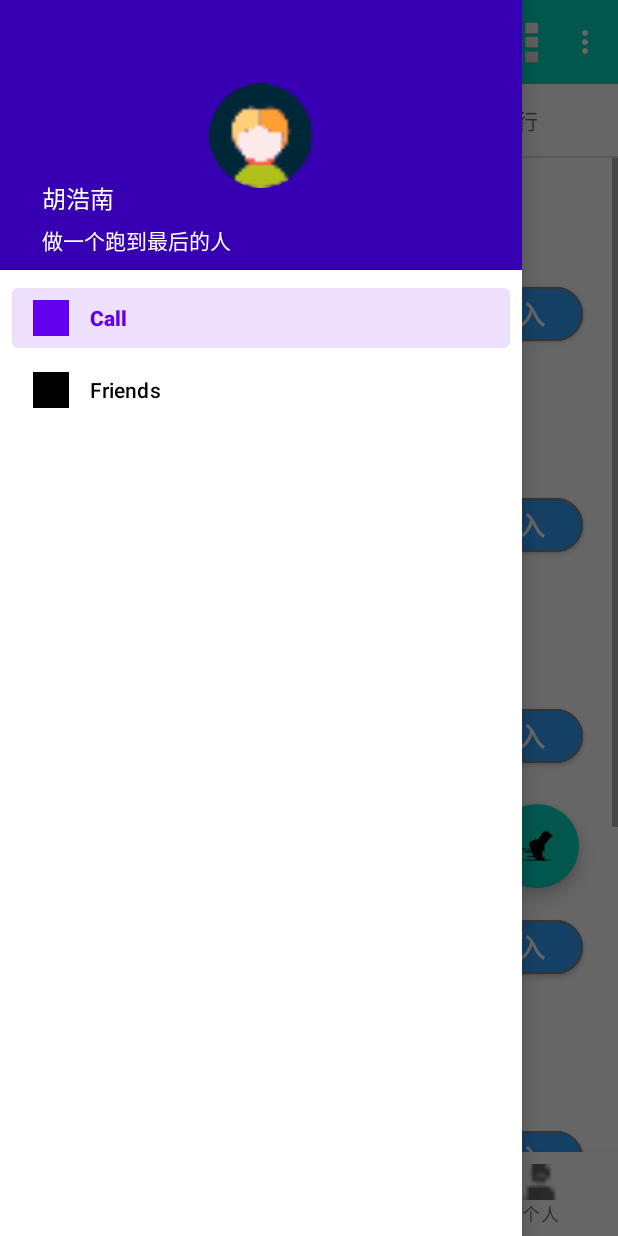
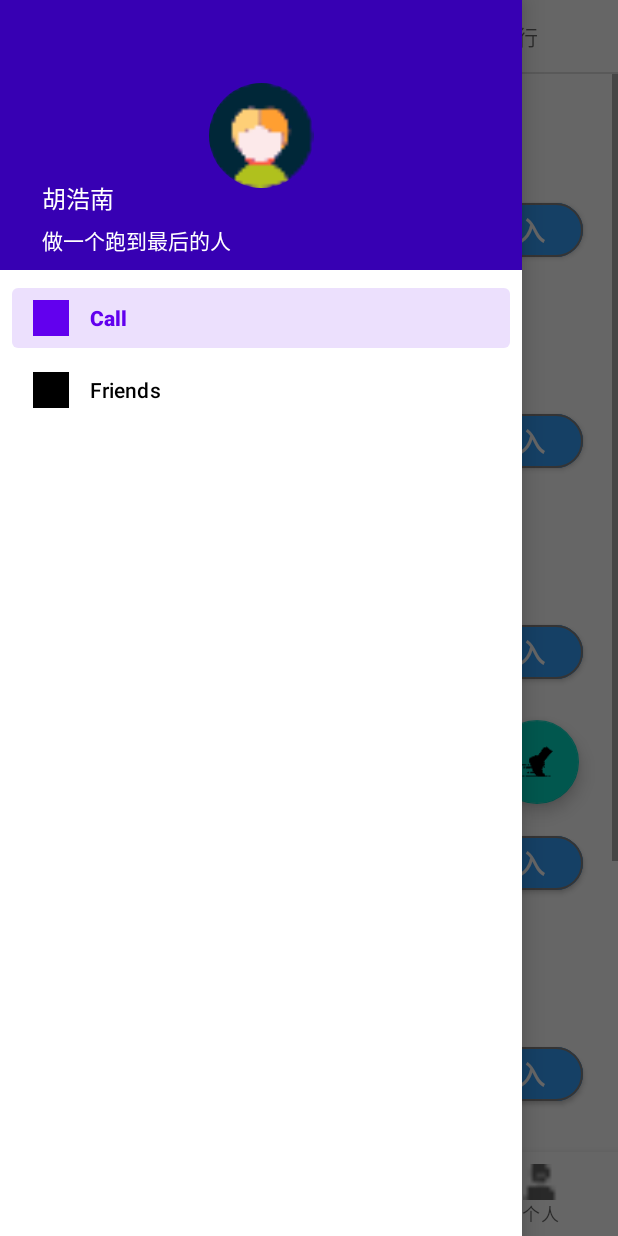
Before and after one commit to 424143521/SportsCampus, an Android app: the MainActivity screen opened directly, with no data from a screen before it, with the side drawer open, on a phone screen of 412 x 824 dp. Run offline under Robolectric (Android 15) with nearby library versions, the light colour scheme and no system bars; our stand-ins replace CircleImageView, data binding, navigation-ui.

Commit message:
无顶部标题栏

```diff
--- a/app/src/main/AndroidManifest.xml
+++ b/app/src/main/AndroidManifest.xml
@@ -21,9 +21,9 @@
         android:fullBackupContent="@xml/backup_rules"
         android:icon="@mipmap/ic_launcher"
         android:label="@string/app_name"
+        android:theme="@style/MyNotActionBar"
         android:roundIcon="@mipmap/ic_launcher_round"
         android:supportsRtl="true"
-        android:theme="@style/Theme.SportsCampus"
         tools:targetApi="31">
         <!--   百度地图key秘钥百度迷药     -->
        <meta-data android:name="com.baidu.lbsapi.API_KEY"
@@ -32,7 +32,9 @@
        </meta-data>
         <activity
             android:name="com.huhaonan.sporscampus.Splash"
-            android:exported="true">
+            android:exported="true"
+
+           >
             <intent-filter>
                 <action android:name="android.intent.action.MAIN" />
 
--- a/app/src/main/java/com/huhaonan/sporscampus/Splash.kt
+++ b/app/src/main/java/com/huhaonan/sporscampus/Splash.kt
@@ -8,6 +8,8 @@ import com.huhaonan.sporscampus.ui.LoginActivity
 import com.huhaonan.sportscampus.R
 import java.util.*
 
+
+//程序加载页
 class Splash : AppCompatActivity() {
     override fun onCreate(@Nullable savedInstanceState: Bundle?) {
         super.onCreate(savedInstanceState)
@@ -15,7 +17,7 @@ class Splash : AppCompatActivity() {
 
         //延时操作
         val timer = Timer()
-        timer.schedule(timetast, 2000)
+        timer.schedule(timetast, 0)
     }
 
     var timetast: TimerTask = object : TimerTask() {
--- a/app/src/main/java/com/huhaonan/sporscampus/ui/LoginActivity.kt
+++ b/app/src/main/java/com/huhaonan/sporscampus/ui/LoginActivity.kt
@@ -37,7 +37,7 @@ class LoginActivity : AppCompatActivity() {
 //            Toast.makeText(this,"${user.isFailure}",Toast.LENGTH_SHORT).show()
         })*/
 
-
+        //监听登录按钮
         binding.loginBtnLogin.setOnClickListener {
 
             var account = binding.loginEditAccount.text.trim().toString()
@@ -53,6 +53,7 @@ class LoginActivity : AppCompatActivity() {
 
         }
 
+        //点击注册按钮
        binding.loginBtnRegister.setOnClickListener {
             val intent = Intent(this, RegistActivity::class.java)
             startActivity(intent)
--- a/app/src/main/java/com/huhaonan/sporscampus/ui/MainActivity.kt
+++ b/app/src/main/java/com/huhaonan/sporscampus/ui/MainActivity.kt
@@ -27,17 +27,17 @@ lateinit var binding: ActivityMainBinding
             R.layout.activity_main
         )
 
-      setSupportActionBar(binding.dynamicToolbar)
+//      setSupportActionBar(binding.dynamicToolbar)
   /*      binding.dynamicToolbar.apply {
 
             inflateMenu(R.menu.message_toolbar);
         }*/
-        supportActionBar?.let {
+     /*   supportActionBar?.let {
             //显示导航按钮
             it.setDisplayHomeAsUpEnabled(true)
 //            设置导航图标
             it.setHomeAsUpIndicator(R.drawable.person_icon)
-        }
+        }*/
 
         binding.navView.apply {
             //默认选中
@@ -75,7 +75,7 @@ lateinit var binding: ActivityMainBinding
 
     }
 
-    override fun onCreateOptionsMenu(menu: Menu?): Boolean {
+   /* override fun onCreateOptionsMenu(menu: Menu?): Boolean {
         menuInflater.inflate(R.menu.message_toolbar,menu)
         return true
     }
@@ -91,7 +91,7 @@ lateinit var binding: ActivityMainBinding
 
         }
         return true
-    }
+    }*/
 
 
 }
--- a/app/src/main/res/layout/activity_main.xml
+++ b/app/src/main/res/layout/activity_main.xml
@@ -15,20 +15,13 @@
     <LinearLayout
         android:layout_width="match_parent"
         android:layout_height="match_parent"
-        android:orientation="vertical"
-        tools:context="com.huhaonan.sporscampus.ui.MainActivity">
+        android:orientation="vertical">
 
 
-        <androidx.appcompat.widget.Toolbar
-            android:layout_width="match_parent"
-            android:layout_height="wrap_content"
-            android:id="@+id/dynamic_toolbar"
-            android:background="@color/teal_200"
-            android:theme="@style/ThemeOverlay.AppCompat.Dark.ActionBar"
-            app:popupTheme="@style/ThemeOverlay.AppCompat.Light" />
 
 
-<androidx.coordinatorlayout.widget.CoordinatorLayout
+
+    <androidx.coordinatorlayout.widget.CoordinatorLayout
     android:layout_width="match_parent"
     android:layout_height="0dp"
     android:layout_weight="1">
@@ -49,6 +42,7 @@
 
 </androidx.coordinatorlayout.widget.CoordinatorLayout>
 
+<!--       底部导航-->
         <com.google.android.material.bottomnavigation.BottomNavigationView
             android:id="@+id/bottomNavigationView"
             android:layout_width="match_parent"
@@ -57,6 +51,8 @@
 
             app:menu="@menu/bottom_navigation_menu" />
     </LinearLayout>
+
+<!--        抽屉-->
     <com.google.android.material.navigation.NavigationView
         android:id="@+id/navView"
         android:layout_width="match_parent"
--- a/app/src/main/res/values/themes.xml
+++ b/app/src/main/res/values/themes.xml
@@ -1,6 +1,6 @@
 <resources xmlns:tools="http://schemas.android.com/tools">
     <!-- Base application theme. -->
-    <style name="Theme.SportsCampus" parent="Theme.MaterialComponents.Light.NoActionBar">
+    <style name="Theme.SportsCampus" parent="Theme.MaterialComponents.Light.DarkActionBar">
         <!-- Primary brand color. -->
 
         <item name="colorPrimary">@color/purple_500</item>
@@ -22,4 +22,8 @@
     </style>
     <style name="Theme.SportsCampus.AppBarOverlay" parent="ThemeOverlay.AppCompat.Dark.ActionBar" />
     <style name="Theme.SportsCampus.PopupOverlay" parent="ThemeOverlay.AppCompat.Light" />
+    <style name="MyNotActionBar" parent="Theme.SportsCampus">
+        <item name="windowActionBar">false</item>
+        <item name="windowNoTitle">true</item>
+    </style>
 </resources>
```
Also changed, not shown: app/src/main/java/com/huhaonan/sporscampus/ActivityController.kt (added, +29 -0 lines), app/src/main/java/com/huhaonan/sporscampus/BaseActivity.kt (added, +18 -0 lines), app/src/main/java/com/huhaonan/sporscampus/MyApplication.kt (added, +17 -0 lines).
